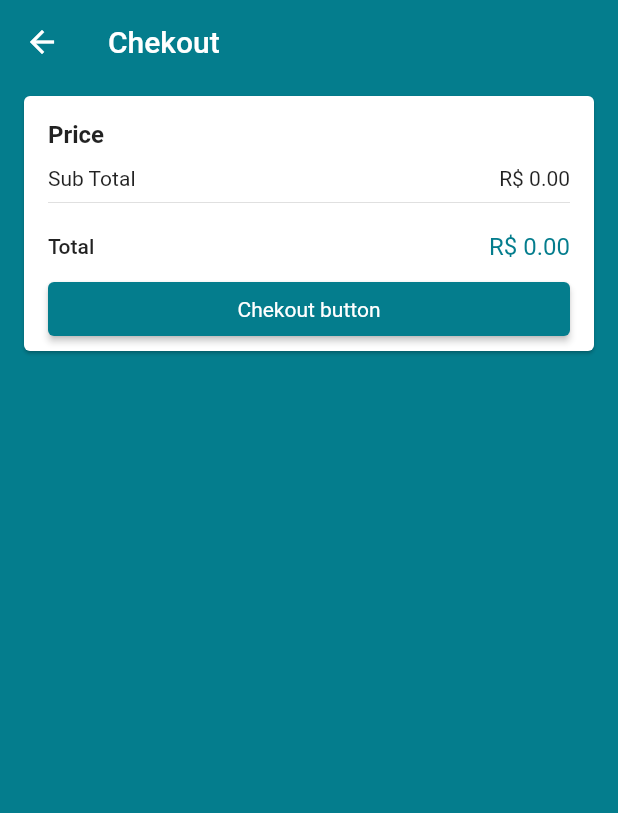
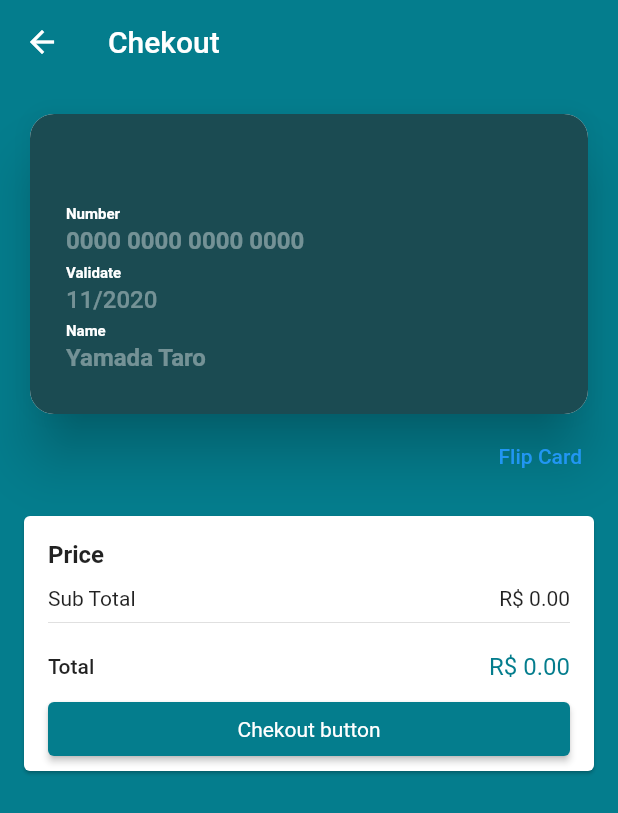
Before and after one commit to den0206/shoppy, a Flutter app: the CheckoutScreen screen opened by its route, on a phone screen of 412 x 824 dp. Shown: the top 813 px of the screen. Run offline on Flutter 3.47's test engine with Material 2 defaults, Android fonts, the phone set to English and light mode, and no system bars; drawn by our look-alikes of flip_card; our stand-ins replace backdrop, badges, cached_network_image, carousel_pro, cloud_firestore, dio and 16 more; missing offline and left inert: alphabet_list_scroll_view, credit_card_type_detector, flutter_absolute_path, list_tile_switch, map_launcher, multi_image_picker; accounts and stored records are empty.

Commit message:
credit screen

```diff
--- a/lib/another_shop/screens/base_screen.dart
+++ b/lib/another_shop/screens/base_screen.dart
@@ -1,6 +1,5 @@
 import 'package:flutter/material.dart';
 import 'package:provider/provider.dart';
-import 'package:shoppy/another_shop/Common/custom_drawer.dart';
 import 'package:shoppy/another_shop/provider/page_manager.dart';
 import 'package:shoppy/another_shop/screens/admin_orders_screen.dart';
 import 'package:shoppy/another_shop/screens/admin_users_screen.dart';
--- a/lib/another_shop/screens/checkout_screen.dart
+++ b/lib/another_shop/screens/checkout_screen.dart
@@ -4,12 +4,14 @@ import 'package:shoppy/Extension/global_function.dart';
 import 'package:shoppy/another_shop/provider/cart_manager.dart';
 import 'package:shoppy/another_shop/provider/checkout_manager.dart';
 import 'package:shoppy/another_shop/screens/cart_screen.dart';
+import 'package:shoppy/another_shop/screens/components/credit_card_widget.dart';
 import 'package:shoppy/another_shop/screens/confirmation_screen.dart';
 
 class CheckoutScreen extends StatelessWidget {
   CheckoutScreen({Key key}) : super(key: key);
 
   final GlobalKey<ScaffoldState> scaffoldKey = GlobalKey<ScaffoldState>();
+  final _formKey = GlobalKey<FormState>(debugLabel: '_ChekoutState');
 
   static const routeName = '/CheckoutScreen';
 
@@ -49,23 +51,34 @@ class CheckoutScreen extends StatelessWidget {
               ),
             );
           }
-          return ListView(
+          return Form(
+            key: _formKey,
+            child: ListView(
               children: [
+                CreditCardWidget(),
                 PriceCard(
                   buttonTitle: "Chekout button",
                   onTap: () {
-                  model.checkout(onStockFail: (e) {
+                    model.checkout(
+                      onStockFail: (e) {
                         showErrorAlert(context, e);
-                  }, onSuccess: (order) {
+                      },
+                      onSuccess: (order) {
+                        if (_formKey.currentState.validate()) {
+                          print("Success");
+
                           Navigator.of(context).pushNamed(
                               ConfirmationScreen.routeName,
                               arguments: order);
                           // Navigator.of(context).popUntil(
                           //     (route) => route.settings.name == BaseScreen.routeName);
-                  });
+                        }
+                      },
+                    );
                   },
                 )
               ],
+            ),
           );
         }),
       ),
--- /dev/null
+++ b/lib/another_shop/screens/components/credit_card_widget.dart
@@ -0,0 +1,289 @@
+import 'package:flip_card/flip_card.dart';
+import 'package:flutter/material.dart';
+import 'package:flutter/services.dart';
+import 'package:shoppy/Extension/validator.dart';
+
+class CreditCardWidget extends StatelessWidget {
+  CreditCardWidget({Key key}) : super(key: key);
+
+  final GlobalKey<FlipCardState> cardKey = GlobalKey<FlipCardState>();
+  final FocusNode numberFocus = FocusNode();
+  final FocusNode dateFocus = FocusNode();
+  final FocusNode nameFocus = FocusNode();
+  final FocusNode cvvFocus = FocusNode();
+
+  @override
+  Widget build(BuildContext context) {
+    return Padding(
+      padding: EdgeInsets.fromLTRB(16, 16, 16, 8),
+      child: Column(
+        crossAxisAlignment: CrossAxisAlignment.end,
+        children: [
+          FlipCard(
+            key: cardKey,
+            direction: FlipDirection.HORIZONTAL,
+            speed: 700,
+            flipOnTouch: false,
+            front: CardFront(
+              numberFocus: numberFocus,
+              dateFocus: dateFocus,
+              nameFocus: nameFocus,
+              finished: () {
+                cardKey.currentState.toggleCard();
+                cvvFocus.requestFocus();
+              },
+            ),
+            back: CardBack(
+              cvvFocus: cvvFocus,
+            ),
+          ),
+          TextButton(
+            child: Text("Flip Card"),
+            onPressed: () {
+              cardKey.currentState.toggleCard();
+            },
+          )
+        ],
+      ),
+    );
+  }
+}
+
+class CardFront extends StatelessWidget {
+  const CardFront({
+    Key key,
+    this.finished,
+    this.numberFocus,
+    this.dateFocus,
+    this.nameFocus,
+  }) : super(key: key);
+
+  final VoidCallback finished;
+
+  final FocusNode numberFocus;
+  final FocusNode dateFocus;
+  final FocusNode nameFocus;
+
+  @override
+  Widget build(BuildContext context) {
+    return Card(
+      clipBehavior: Clip.antiAlias,
+      shape: RoundedRectangleBorder(
+        borderRadius: BorderRadius.circular(16),
+      ),
+      elevation: 16,
+      child: Container(
+        height: 200,
+        color: creditCardColor,
+        padding: EdgeInsets.all(24),
+        child: Row(
+          children: [
+            Expanded(
+              child: Column(
+                mainAxisAlignment: MainAxisAlignment.end,
+                children: [
+                  CardTextField(
+                    title: "Number",
+                    hint: '0000 0000 0000 0000',
+                    inputType: TextInputType.number,
+                    bold: true,
+                    inputFormatters: [
+                      numberFormatter[0],
+                    ],
+                    validator: validCreditCardNumber,
+                    focusNode: numberFocus,
+                    onSubmited: (_) {
+                      /// 1
+                      dateFocus.requestFocus();
+                    },
+                  ),
+                  CardTextField(
+                    title: "Validate",
+                    hint: "11/2020",
+                    inputType: TextInputType.number,
+                    inputFormatters: [dateFormatter],
+                    validator: validCreditCardDate,
+                    focusNode: dateFocus,
+                    onSubmited: (_) {
+                      /// 2
+                      nameFocus.requestFocus();
+                    },
+                  ),
+                  CardTextField(
+                    title: "Name",
+                    hint: "Yamada Taro",
+                    inputType: TextInputType.text,
+                    bold: true,
+                    validator: validEmpty,
+                    focusNode: nameFocus,
+                    onSubmited: (_) {
+                      /// 3
+                      finished();
+                    },
+                  ),
+                ],
+              ),
+            ),
+          ],
+        ),
+      ),
+    );
+  }
+}
+
+class CardBack extends StatelessWidget {
+  const CardBack({Key key, this.cvvFocus}) : super(key: key);
+
+  final FocusNode cvvFocus;
+
+  @override
+  Widget build(BuildContext context) {
+    return Card(
+      clipBehavior: Clip.antiAlias,
+      shape: RoundedRectangleBorder(
+        borderRadius: BorderRadius.circular(16),
+      ),
+      elevation: 16,
+      child: Container(
+        height: 200,
+        color: creditCardColor,
+        child: Column(
+          children: [
+            Container(
+              color: Colors.black,
+              height: 40,
+              margin: EdgeInsets.symmetric(
+                vertical: 16,
+              ),
+            ),
+            Row(
+              children: [
+                Expanded(
+                  flex: 70,
+                  child: Container(
+                    color: Colors.grey[500],
+                    margin: EdgeInsets.only(left: 12),
+                    padding: EdgeInsets.symmetric(vertical: 4, horizontal: 8),
+                    child: CardTextField(
+                      hint: "123",
+                      maxLength: 3,
+                      inputFormatters: numberFormatter,
+                      textAlign: TextAlign.end,
+                      inputType: TextInputType.number,
+                      validator: validCVV,
+                      focusNode: cvvFocus,
+                    ),
+                  ),
+                ),
+                Expanded(
+                  flex: 30,
+                  child: Container(),
+                )
+              ],
+            )
+          ],
+        ),
+      ),
+    );
+  }
+}
+
+const Color creditCardColor = Color(0xFF1B4B52);
+
+class CardTextField extends StatelessWidget {
+  const CardTextField({
+    Key key,
+    this.title,
+    this.bold = false,
+    this.hint,
+    this.inputType,
+    this.inputFormatters,
+    this.validator,
+    this.maxLength,
+    this.textAlign = TextAlign.start,
+    this.focusNode,
+    this.onSubmited,
+  }) : textInputAction =
+            onSubmited == null ? TextInputAction.done : TextInputAction.next;
+
+  final String title;
+  final bool bold;
+  final String hint;
+  final TextInputType inputType;
+  final List<TextInputFormatter> inputFormatters;
+  final FormFieldValidator<String> validator;
+  final int maxLength;
+  final TextAlign textAlign;
+  final FocusNode focusNode;
+  final Function(String) onSubmited;
+  final TextInputAction textInputAction;
+
+  @override
+  Widget build(BuildContext context) {
+    return FormField<String>(
+      initialValue: "",
+      validator: validator,
+      builder: (state) {
+        return Padding(
+          padding: EdgeInsets.symmetric(vertical: 2),
+          child: Column(
+            crossAxisAlignment: CrossAxisAlignment.start,
+            children: [
+              if (title != null)
+                Row(
+                  children: [
+                    Text(
+                      title,
+                      style: TextStyle(
+                        fontSize: 10,
+                        fontWeight: FontWeight.bold,
+                        color: Colors.white,
+                      ),
+                    ),
+                    if (state.hasError)
+                      Text(
+                        "Invalid",
+                        style: TextStyle(
+                          fontSize: 9,
+                          color: Colors.red,
+                        ),
+                      )
+                  ],
+                ),
+              TextFormField(
+                keyboardType: inputType,
+                inputFormatters: inputFormatters,
+                cursorColor: Colors.white,
+                maxLength: maxLength,
+                textAlign: textAlign,
+                focusNode: focusNode,
+                onFieldSubmitted: onSubmited,
+                textInputAction: textInputAction,
+                style: TextStyle(
+                  color: title == null && state.hasError
+                      ? Colors.red
+                      : Colors.white,
+                  fontWeight: bold ? FontWeight.bold : FontWeight.w500,
+                ),
+                decoration: InputDecoration(
+                    hintText: hint,
+                    hintStyle: TextStyle(
+                      color: title == null && state.hasError
+                          ? Colors.red.withAlpha(200)
+                          : Colors.white.withAlpha(100),
+                    ),
+                    border: InputBorder.none,
+                    isDense: true,
+                    contentPadding: EdgeInsets.symmetric(vertical: 2),
+                    counterText: ""),
+                onChanged: (text) {
+                  state.didChange(text);
+                },
+              )
+            ],
+          ),
+        );
+      },
+    );
+  }
+}
--- a/lib/main.dart
+++ b/lib/main.dart
@@ -16,6 +16,7 @@ import 'package:shoppy/another_shop/screens/address_screen.dart';
 import 'package:shoppy/another_shop/screens/base_screen.dart';
 import 'package:shoppy/another_shop/screens/cart_screen.dart';
 import 'package:shoppy/another_shop/screens/checkout_screen.dart';
+import 'package:shoppy/another_shop/screens/components/credit_card_widget.dart';
 import 'package:shoppy/another_shop/screens/confirmation_screen.dart';
 import 'package:shoppy/another_shop/screens/edit_product_screen.dart';
 import 'package:shoppy/another_shop/screens/product_screen.dart';
@@ -234,8 +235,8 @@ class Shop2 extends StatelessWidget {
           // home: EditProductScreen(
           //   product: sampleProducts[0],
           // ),
-        home: BaseScreen(),
-      ),
+          // home: BaseScreen(),
+          home: CheckoutScreen()),
     );
   }
 }
--- a/pubspec.yaml
+++ b/pubspec.yaml
@@ -17,12 +17,14 @@ dependencies:
   cached_network_image: ^3.0.0
   carousel_pro: ^1.0.0
   cloud_firestore: ^2.2.0
+  credit_card_type_detector: ^1.1.0
   cupertino_icons: ^1.0.2
   dio: ^4.0.0
   faker: ^2.0.0
   firebase_auth: ^1.1.4
   firebase_core: ^1.1.1
   firebase_storage: ^8.1.0
+  flip_card: ^0.5.0
   flutter_absolute_path: ^1.0.6
   flutter_icons: ^1.1.0
   flutter_image_compress: ^1.0.0
@@ -34,12 +36,15 @@ dependencies:
   image_cropper: ^1.4.0
   image_picker: ^0.7.5+3
   list_tile_switch: ^1.0.0
+  map_launcher: ^2.0.0
+  mask_text_input_formatter: ^2.0.0
   multi_image_picker: ^4.8.0
   provider: ^5.0.0
   screenshot: ^1.2.1
   shared_preferences: ^2.0.5
   sliding_up_panel: ^2.0.0+1
   transparent_image: ^2.0.0
+  url_launcher: ^6.0.6
   uuid: ^3.0.4
   wave: ^0.2.0
 
```
Also changed, not shown: lib/Extension/validator.dart (+31 -0 lines), lib/another_shop/model/store.dart (+30 -0 lines), lib/another_shop/provider/store_manager.dart (+23 -0 lines), lib/another_shop/screens/store_screen.dart (+83 -3 lines), pubspec.lock, 2 other files. Lines whose indentation alone changed are shown as unchanged.
